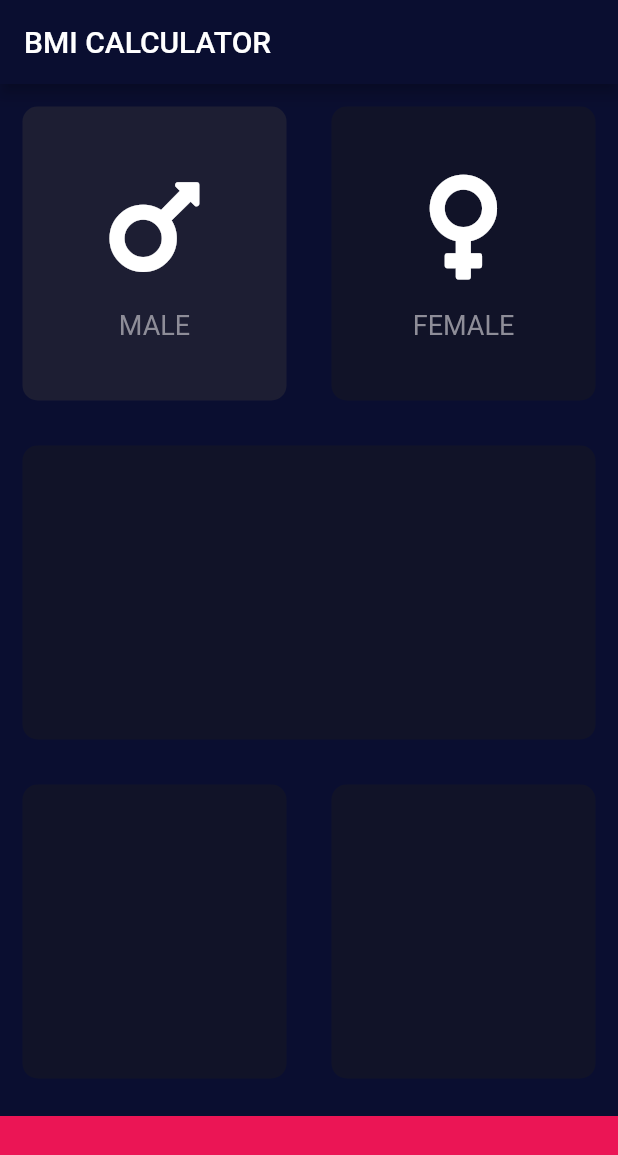
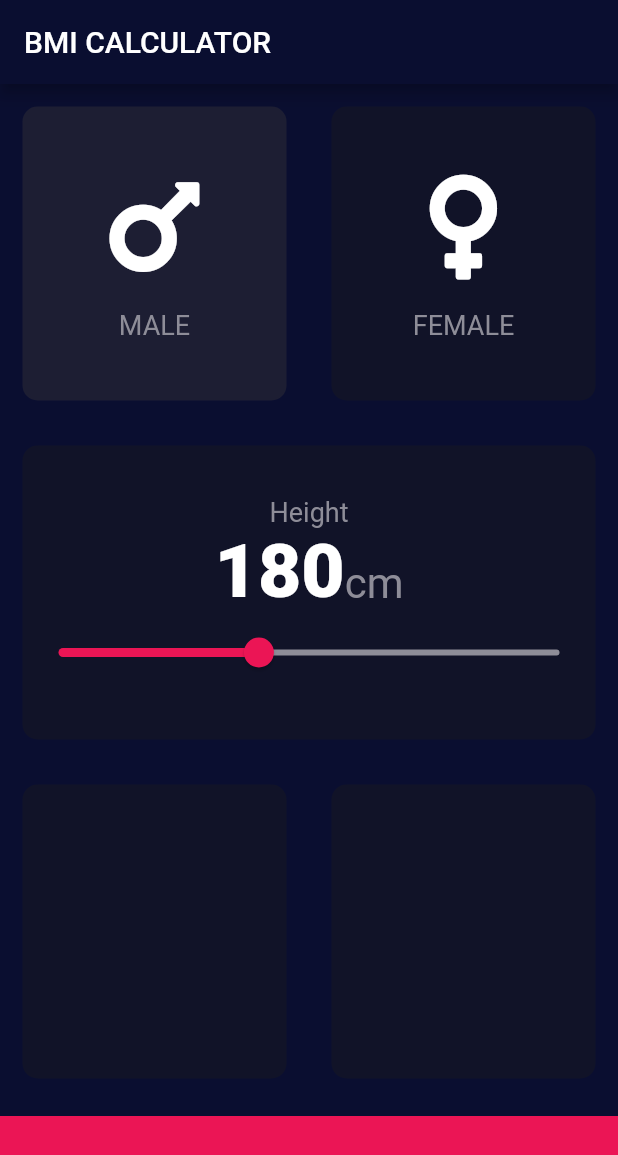
Before and after one commit to kambarovee/bmi-calculator, a Flutter app: the screen it shows after launch, after a tap on "MALE", on a phone screen of 412 x 824 dp. Shown: the top 1155 px of the screen. Run offline on Flutter 3.47's test engine with Material 2 defaults, Android fonts, the phone set to English and light mode, and no system bars; our stand-ins replace font_awesome_flutter.

```diff
--- /dev/null
+++ b/lib/constants.dart
@@ -0,0 +1,9 @@
+import 'package:flutter/material.dart';
+
+const kActiveCardBackgroundColor = Color(0xFF1D1E33);
+const kInactiveCardBackgroundColor = Color(0xFF111328);
+const kButtonColor = Color(0xFFEB1555);
+const kInactiveButtonColor = Color(0xFF8E8D98);
+const kGendersTextStyle = TextStyle(fontSize: 18.0, color: Color(0xFF8E8D98));
+const kHeightNumberTextStyle = TextStyle(fontSize: 50.0, fontWeight: FontWeight.w900);
+const kUnitTextStyle = TextStyle(fontSize: 28.0, color: Color(0xFF8E8D98),);
--- a/lib/icons_content.dart
+++ b/lib/icons_content.dart
@@ -1,6 +1,5 @@
 import 'package:flutter/material.dart';
-
-const gendersTextStyle = TextStyle(fontSize: 18.0, color: Color(0xFF8E8D98));
+import 'constants.dart';
 
 class GendersCard extends StatelessWidget {
   GendersCard({@required this.genderIcon, this.genderText});
@@ -22,7 +21,7 @@ class GendersCard extends StatelessWidget {
         ),
         Text(
           genderText,
-          style: gendersTextStyle,
+          style: kGendersTextStyle,
         ),
       ],
     );
--- a/lib/input_page.dart
+++ b/lib/input_page.dart
@@ -2,9 +2,7 @@ import 'package:flutter/material.dart';
 import 'package:font_awesome_flutter/font_awesome_flutter.dart';
 import 'icons_content.dart';
 import 'reusable_card.dart';
-
-const activeCardBackgroundColor = Color(0xFF1D1E33);
-const inactiveCardBackgroundColor = Color(0xFF111328);
+import 'constants.dart';
 
 enum Genders { male, female }
 
@@ -14,8 +12,11 @@ class InputPage extends StatefulWidget {
 }
 
 Genders selectedGender;
+int height = 180;
 
-void updateColor(Genders gender) {}
+void chooseGender(Genders genders) {
+  selectedGender = genders;
+}
 
 class _InputPageState extends State<InputPage> {
   @override
@@ -30,38 +31,34 @@ class _InputPageState extends State<InputPage> {
             child: Row(
               children: [
                 Expanded(
-                  child: GestureDetector(
-                    onTap: () {
+                  child: ReusableCard(
+                    onClickGender: () {
                       setState(() {
-                        selectedGender = Genders.male;
+                        chooseGender(Genders.male);
                       });
                     },
-                    child: ReusableCard(
                     colour: selectedGender == Genders.male
-                          ? activeCardBackgroundColor
-                          : inactiveCardBackgroundColor,
+                        ? kActiveCardBackgroundColor
+                        : kInactiveCardBackgroundColor,
                     widgetCard: GendersCard(
                       genderIcon: FontAwesomeIcons.mars,
                       genderText: 'MALE',
                     ),
                   ),
                 ),
-                ),
                 Expanded(
-                  child: GestureDetector(
-                    onTap: () {
+                  child: ReusableCard(
+                    onClickGender: () {
                       setState(() {
-                        selectedGender = Genders.female;
+                        chooseGender(Genders.female);
                       });
                     },
-                    child: ReusableCard(
                     colour: selectedGender == Genders.female
-                          ? activeCardBackgroundColor
-                          : inactiveCardBackgroundColor,
+                        ? kActiveCardBackgroundColor
+                        : kInactiveCardBackgroundColor,
                     widgetCard: GendersCard(
                       genderIcon: FontAwesomeIcons.venus,
                       genderText: 'FEMALE',
-                      ),
                     ),
                   ),
                 ),
@@ -71,20 +68,61 @@ class _InputPageState extends State<InputPage> {
           Expanded(
             child: Row(
               children: [
-                ReusableCard(colour: inactiveCardBackgroundColor),
+                Expanded(
+                  child: ReusableCard(
+                    colour: kInactiveCardBackgroundColor,
+                    widgetCard: Column(
+                      mainAxisAlignment: MainAxisAlignment.center,
+                      children: <Widget>[
+                        Text(
+                          'Height',
+                          style: kGendersTextStyle,
+                        ),
+                        Row(
+                          mainAxisAlignment: MainAxisAlignment.center,
+                          crossAxisAlignment: CrossAxisAlignment.baseline,
+                          textBaseline: TextBaseline.alphabetic,
+                          children: [
+                            Text(
+                              height.toString(),
+                              style: kHeightNumberTextStyle,
+                            ),
+                            Text(
+                              'cm',
+                              style: kUnitTextStyle,
+                            )
+                          ],
+                        ),
+                        Slider(
+                            value: height.toDouble(),
+                            min: 100,
+                            max: 300,
+                            activeColor: kButtonColor,
+                            inactiveColor: kInactiveButtonColor,
+                            onChanged: (double newValue) {
+                              setState(() {
+                                height = newValue.round();
+                              });
+                            })
+                      ],
+                    ),
+                  ),
+                ),
               ],
             ),
           ),
           Expanded(
             child: Row(
               children: [
-                ReusableCard(colour: inactiveCardBackgroundColor),
-                ReusableCard(colour: inactiveCardBackgroundColor),
+                Expanded(
+                    child: ReusableCard(colour: kInactiveCardBackgroundColor)),
+                Expanded(
+                    child: ReusableCard(colour: kInactiveCardBackgroundColor)),
               ],
             ),
           ),
           Container(
-            color: Color(0xFFEB1555),
+            color: kButtonColor,
             height: 80.0,
             width: double.infinity,
             margin: EdgeInsets.only(top: 10.0),
--- a/lib/reusable_card.dart
+++ b/lib/reusable_card.dart
@@ -1,14 +1,18 @@
 import 'package:flutter/material.dart';
 
 class ReusableCard extends StatelessWidget {
-  ReusableCard({@required this.colour, this.widgetCard});
+  ReusableCard({@required this.colour, this.widgetCard, this.onClickGender});
 
   final Color colour;
   final Widget widgetCard;
+  final Function onClickGender;
 
   @override
   Widget build(BuildContext context) {
-    return Expanded(
+    return GestureDetector(
+      onTap: () {
+        onClickGender();
+      },
       child: Container(
         child: widgetCard,
         margin: EdgeInsets.all(15),
```
Lines whose indentation alone changed are shown as unchanged.
